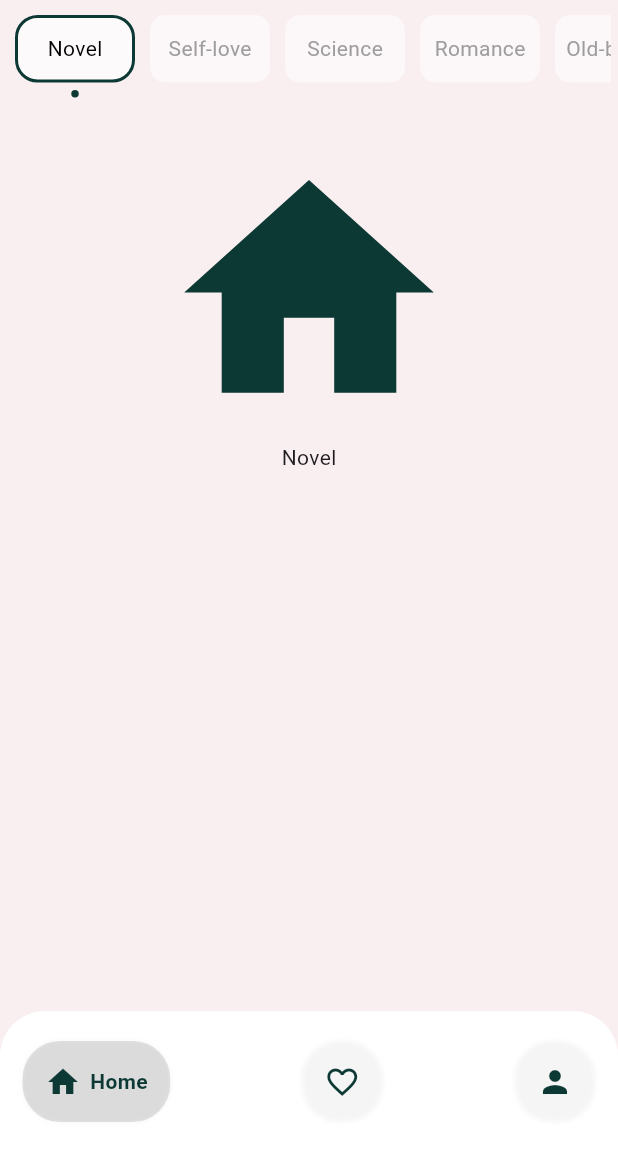
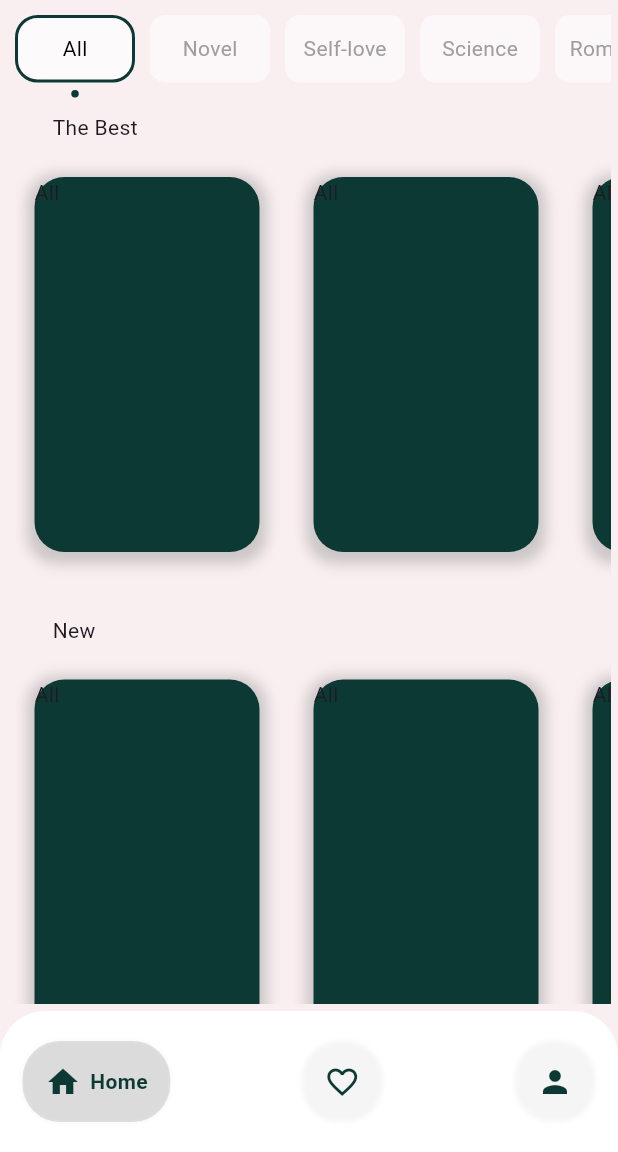
Before and after one commit to johnStuart00/OnlineLibrary, a Flutter app: the screen it shows after launch, on a phone screen of 412 x 824 dp, the part 84-1236 px from its top. Run offline on Flutter 3.47's test engine with Material 3 defaults, Android fonts, the phone set to English and light mode, and no system bars; drawn by our look-alikes of google_nav_bar; our stand-ins replace flutter_rating_stars, get; generated files the repository leaves out were written again.

```diff
--- a/lib/widgets/favorites_list/favorites_list_widget.dart
+++ b/lib/widgets/favorites_list/favorites_list_widget.dart
@@ -101,6 +101,7 @@ class _FavoritesListWidgetState extends State<FavoritesListWidget> {
     return Stack(
       children: [
         ListView.builder(
+            physics: const BouncingScrollPhysics(),
             padding: const EdgeInsets.only(top: 70),
             keyboardDismissBehavior: ScrollViewKeyboardDismissBehavior.onDrag,
             itemCount: _filteredBooks.length,
--- a/lib/widgets/home_page_details/home_page_details_widget.dart
+++ b/lib/widgets/home_page_details/home_page_details_widget.dart
@@ -9,6 +9,7 @@ class MainDatailsWidget extends StatefulWidget {
 
 class _MainDatailsWidgetState extends State<MainDatailsWidget> {
   List<String> items = [
+    'All',
     'Novel',
     'Self-love',
     'Science',
@@ -32,7 +33,10 @@ class _MainDatailsWidgetState extends State<MainDatailsWidget> {
       margin: const EdgeInsets.all(5),
       width: double.infinity,
       height: double.infinity,
+      child: SingleChildScrollView(
         child: Column(
+          mainAxisAlignment: MainAxisAlignment.start,
+          crossAxisAlignment: CrossAxisAlignment.start,
           children: [
             SizedBox(
               height: 60,
@@ -92,22 +96,89 @@ class _MainDatailsWidgetState extends State<MainDatailsWidget> {
                   }),
             ),
             //MAIN BODY,
-          Container(
-            margin: const EdgeInsets.only(top: 30),
+            const SizedBox(height: 10),
+            const Padding(
+              padding: EdgeInsets.only(left: 30),
+              child: Text('The Best'),
+            ),
+            const SizedBox(height: 5),
+
+            SizedBox(
+              height: 290,
               width: double.infinity,
-            height: 500,
-            child: Column(
+              child: ListView.builder(
+                physics: const BouncingScrollPhysics(),
+                scrollDirection: Axis.horizontal,
+                itemCount: 10,
+                itemBuilder: (contx, index) {
+                  return Column(
                     children: [
-                Icon(
-                  icons[current],
-                  size: 200,
+                      Padding(
+                        padding: const EdgeInsets.all(18.0),
+                        child: Container(
+                            width: 150,
+                            height: 250,
+                            decoration: BoxDecoration(
                               color: const Color.fromRGBO(13, 57, 52, 1),
+                              borderRadius: BorderRadius.circular(20),
+                              boxShadow: [
+                                BoxShadow(
+                                  color: Colors.grey.withOpacity(0.5),
+                                  spreadRadius: 5,
+                                  blurRadius: 7,
+                                  offset: const Offset(0, 3),
                                 ),
-                Text(items[current])
                               ],
                             ),
+                            child: Text(items[current])),
                       )
                     ],
+                  );
+                },
+              ),
+            ),
+            const SizedBox(height: 20),
+            const Padding(
+              padding: EdgeInsets.only(left: 30),
+              child: Text('New'),
+            ),
+            const SizedBox(height: 5),
+            SizedBox(
+              height: 350,
+              width: double.infinity,
+              child: ListView.builder(
+                physics: const BouncingScrollPhysics(),
+                scrollDirection: Axis.horizontal,
+                itemCount: 10,
+                itemBuilder: (contx, index) {
+                  return Column(
+                    children: [
+                      Padding(
+                        padding: const EdgeInsets.all(18.0),
+                        child: Container(
+                            width: 150,
+                            height: 250,
+                            decoration: BoxDecoration(
+                              color: const Color.fromRGBO(13, 57, 52, 1),
+                              borderRadius: BorderRadius.circular(20),
+                              boxShadow: [
+                                BoxShadow(
+                                  color: Colors.grey.withOpacity(0.5),
+                                  spreadRadius: 5,
+                                  blurRadius: 7,
+                                  offset: const Offset(0, 3),
+                                ),
+                              ],
+                            ),
+                            child: Text(items[current])),
+                      )
+                    ],
+                  );
+                },
+              ),
+            ),
+          ],
+        ),
       ),
     );
   }
```
Lines whose indentation alone changed are shown as unchanged.
